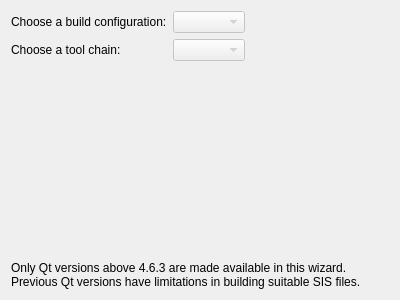
This is src/plugins/qt4projectmanager/qt-s60/s60publishingbuildsettingspageovi.ui in qt-creator/qt-creator as Qt 5 draws it before an edit. The edited form follows.
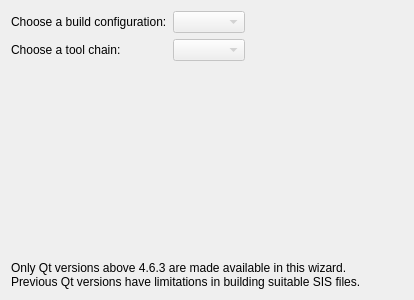
This is the edited form. Icons and pictures are not drawn.

Patch:
```diff
--- a/src/plugins/qt4projectmanager/qt-s60/s60publishingbuildsettingspageovi.ui
+++ b/src/plugins/qt4projectmanager/qt-s60/s60publishingbuildsettingspageovi.ui
@@ -6,7 +6,7 @@
    <rect>
     <x>0</x>
     <y>0</y>
-    <width>400</width>
+    <width>414</width>
     <height>300</height>
    </rect>
   </property>
```
Left out of the diff: 4 changed lines with no effect on the pictures.
